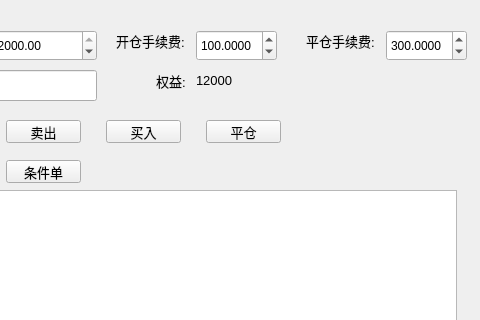
Old version of the form FutureSystem/mocktrade.ui in the repository spartawwy/FuturesForecast; both pictures show x 114 to 594 and y 0 to 320 of the 594 by 579 pixel window.
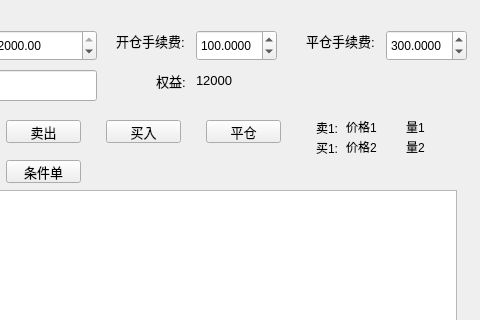
New version of the form.

What changed in the file:
```diff
--- a/FutureSystem/mocktrade.ui
+++ b/FutureSystem/mocktrade.ui
@@ -301,6 +301,84 @@
     </rect>
    </property>
   </widget>
+  <widget class="QLabel" name="label_2">
+   <property name="geometry">
+    <rect>
+     <x>430</x>
+     <y>120</y>
+     <width>21</width>
+     <height>16</height>
+    </rect>
+   </property>
+   <property name="text">
+    <string>卖1:</string>
+   </property>
+  </widget>
+  <widget class="QLabel" name="label_4">
+   <property name="geometry">
+    <rect>
+     <x>430</x>
+     <y>140</y>
+     <width>21</width>
+     <height>16</height>
+    </rect>
+   </property>
+   <property name="text">
+    <string>买1:</string>
+   </property>
+  </widget>
+  <widget class="QLabel" name="le_sell_price">
+   <property name="geometry">
+    <rect>
+     <x>460</x>
+     <y>120</y>
+     <width>46</width>
+     <height>13</height>
+    </rect>
+   </property>
+   <property name="text">
+    <string>价格1</string>
+   </property>
+  </widget>
+  <widget class="QLabel" name="le_buy_price">
+   <property name="geometry">
+    <rect>
+     <x>460</x>
+     <y>140</y>
+     <width>46</width>
+     <height>13</height>
+    </rect>
+   </property>
+   <property name="text">
+    <string>价格2</string>
+   </property>
+  </widget>
+  <widget class="QLabel" name="le_sell_vol">
+   <property name="geometry">
+    <rect>
+     <x>520</x>
+     <y>120</y>
+     <width>46</width>
+     <height>13</height>
+    </rect>
+   </property>
+   <property name="text">
+    <string>量1</string>
+   </property>
+  </widget>
+  <widget class="QLabel" name="le_buy_vol">
+   <property name="geometry">
+    <rect>
+     <x>520</x>
+     <y>140</y>
+     <width>46</width>
+     <height>13</height>
+    </rect>
+   </property>
+   <property name="text">
+    <string>量2</string>
+   </property>
+  </widget>
  </widget>
  <resources/>
  <connections/>
```
Left out of the diff: 4 changed lines with no effect on the pictures.
